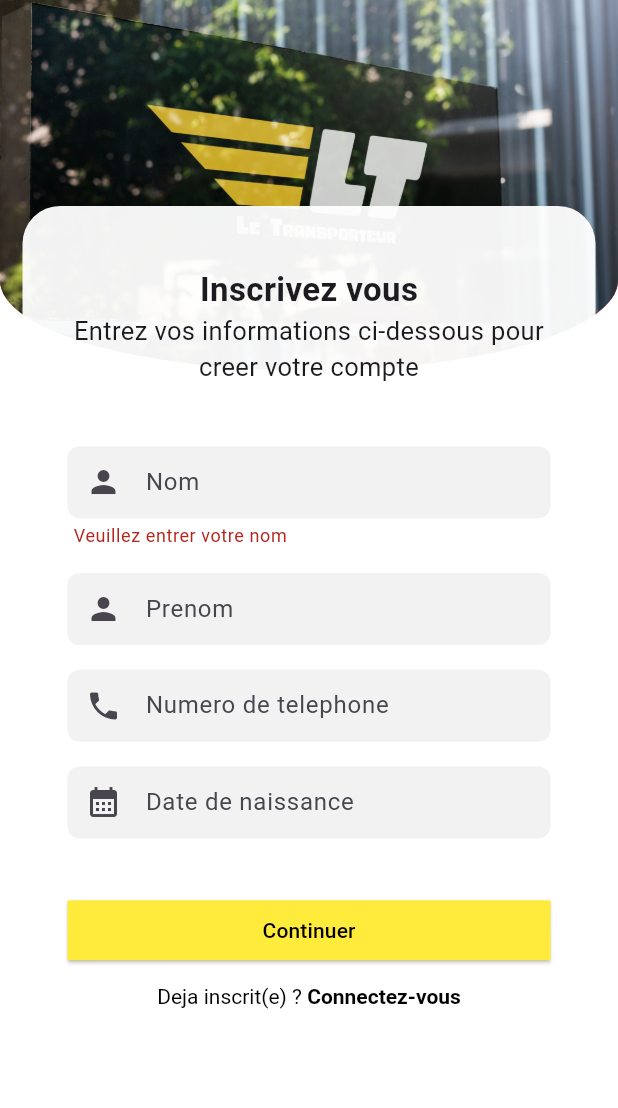
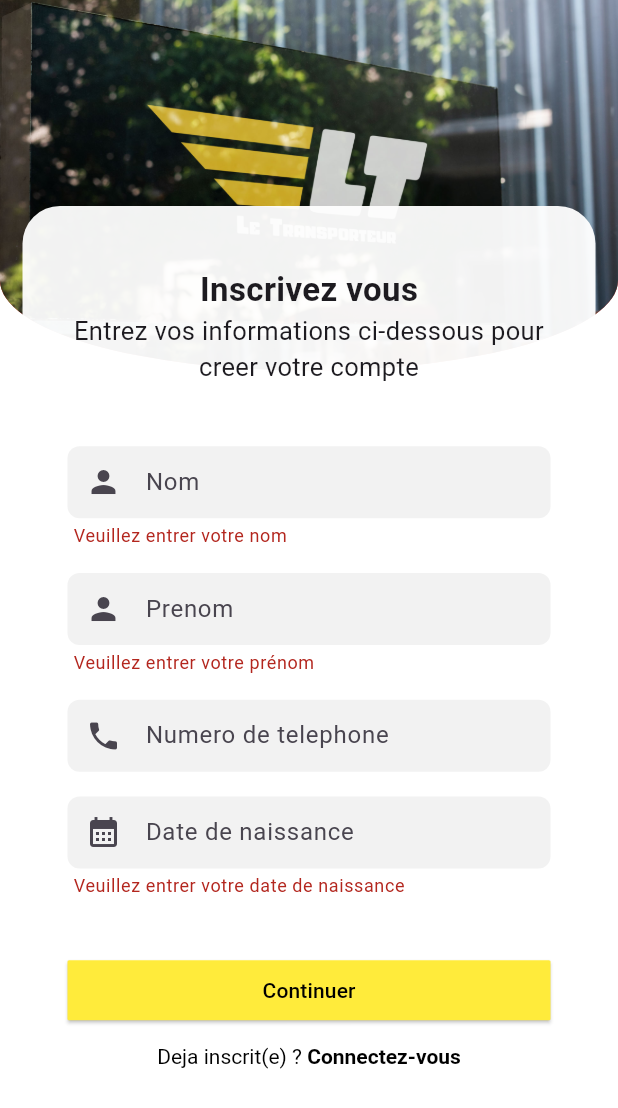
Before and after one commit to honorinedjima/le_transporteur, a Flutter app: the screen it shows after launch, after a tap on "Continuer", on a phone screen of 412 x 824 dp. Shown: the top 1108 px of the screen. Run offline on Flutter 3.47's test engine with Material 3 defaults, Android fonts, the phone set to English and light mode, and no system bars; our stand-ins replace get.

Commit message:
controle sur les champs

```diff
--- a/lib/presentation/register/register.screen.dart
+++ b/lib/presentation/register/register.screen.dart
@@ -85,6 +85,11 @@ class RegisterScreen extends GetView<RegisterController> {
                                       if (/*value!.trim().isEmpty*/ GetUtils.isBlank(value)==true) {
                                         return "Veuillez entrer votre nom";
                                       }
+                                      // Vérifier si la valeur contient des chiffres
+                                      RegExp regex = RegExp(r'\d');
+                                      if (regex.hasMatch(value!)) {
+                                        return "Le nom ne peut pas contenir de chiffres";
+                                      }
                                       return null;
                                     },
                                     controller: controller.nomController,
@@ -95,6 +100,17 @@ class RegisterScreen extends GetView<RegisterController> {
                                     height: Get.height * 0.02,
                                   ),
                                   AuthInputWidget(
+                                    validator: (value) {
+                                      if (/*value!.trim().isEmpty*/ GetUtils.isBlank(value)==true) {
+                                        return "Veuillez entrer votre prénom";
+                                      }
+                                      // Vérifier si la valeur contient des chiffres
+                                      RegExp regex = RegExp(r'\d');
+                                      if (regex.hasMatch(value!)) {
+                                        return "Le nom ne peut pas contenir de chiffres";
+                                      }
+                                      return null;
+                                    },
                                     controller: controller.prenomController,
                                     hint: TextFr.PRENOM,
                                     icon: Icons.person,
@@ -111,6 +127,19 @@ class RegisterScreen extends GetView<RegisterController> {
                                     height: Get.height * 0.02,
                                   ),
                                   AuthInputWidget(
+                                    validator: (value){
+                                      if (/*value!.trim().isEmpty*/ GetUtils.isBlank(value)==true) {
+                                        return "Veuillez entrer votre date de naissance";
+                                      }
+
+                                      DateTime selectedDate= DateTime.parse(value!);
+                                      DateTime today = DateTime.now();
+
+                                      if(selectedDate.isAfter(today)){
+                                        return "La date de naissance ne peut pas être postérieure \n à la date d'aujourd'hui";
+                                      }
+                                      return null;
+                                    },
                                     controller:
                                         controller.dateNaissanceController,
                                     readOnly: true,
@@ -224,6 +253,19 @@ class RegisterScreen extends GetView<RegisterController> {
                                   height: Get.height * 0.05,
                                 ),
                                 AuthInputWidget(
+                                  validator: (value){
+                                    if (/*value!.trim().isEmpty*/ GetUtils.isBlank(value)==true) {
+                                      return "Veuillez entrer un mot de passe";
+                                    }
+                                    if (value!.length < 8) {
+                                      return 'Le mot de passe doit contenir au moins 8 caractères';
+                                    }
+                                    RegExp regex = RegExp(r'^(?=.*?[A-Z])(?=.*?[0-9])(?=.*?[!@#$%^&*(),.?":{}|<>]).{8,}$');
+                                    if(!regex.hasMatch(value!)){
+                                      return "Le mot de passe doit contenir au moins 8 caractères, une majuscule, une minuscule, un chiffre et un caractère spécial";
+                                    }
+                                    return null;
+                                  },
                                   controller: controller.passwordController,
                                   hint: TextFr.PASSWORD,
                                   icon: Icons.lock,
@@ -232,6 +274,17 @@ class RegisterScreen extends GetView<RegisterController> {
                                   height: Get.height * 0.02,
                                 ),
                                 AuthInputWidget(
+                                  validator: (value){
+                                    if (/*value!.trim().isEmpty*/ GetUtils.isBlank(value)==true) {
+                                      return "Veuillez confirmer le mot de passe";
+                                    }
+
+                                    print(controller.passwordController.text);
+                                    if(controller.passwordConfirmController.text != controller.passwordController.text){
+                                      return "Les deux mots passe doivent être identiques";
+                                    }
+                                    return null;
+                                  },
                                   controller:
                                       controller.passwordConfirmController,
                                   hint: TextFr.COMFIRM_PASSWORD,
@@ -246,9 +299,9 @@ class RegisterScreen extends GetView<RegisterController> {
                                     //hintText: hint,
                                     //prefixIcon: Icon(icon),
                                     //fillColor: Color(0XFFF2F2F2),
-                                    color: Color(0XFFF2F2F2),
+                                    color: const Color(0XFFF2F2F2),
                                     borderRadius:
-                                        BorderRadius.all(Radius.circular(8.0)),
+                                        const BorderRadius.all(Radius.circular(8.0)),
                                     border: Border.all(
                                       style: BorderStyle.none,
                                     ),
```
